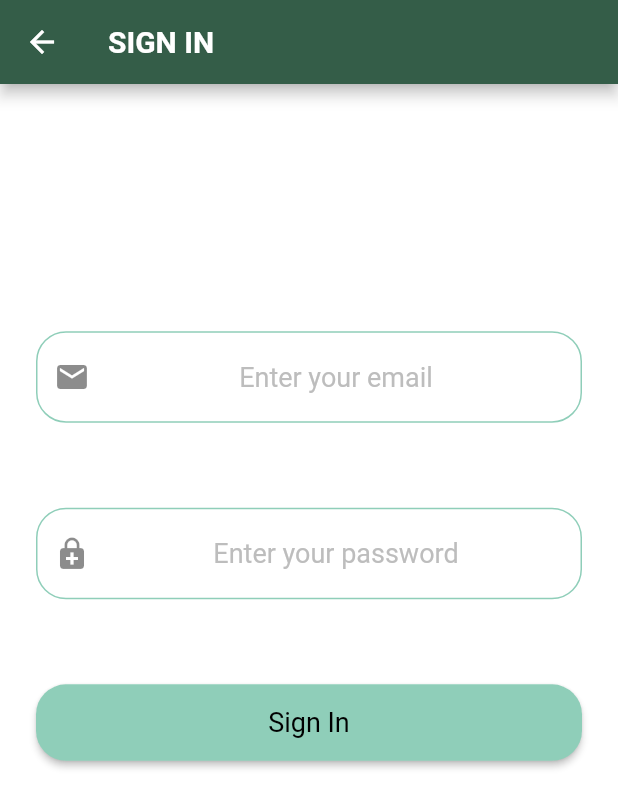
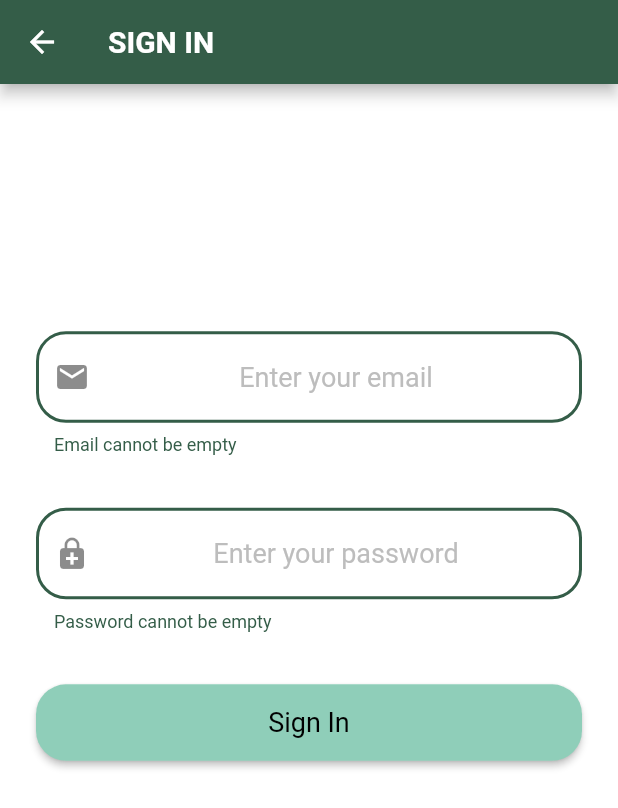
Before and after one commit to luzhangtina/greatapp, a Flutter app: the PhoneSignInScreen screen opened by its route, after a tap on "Sign In", on a phone screen of 412 x 824 dp. Shown: the top 808 px of the screen. Run offline on Flutter 3.47's test engine with Material 2 defaults, Android fonts, the phone set to English and light mode, and no system bars.

Commit message:
add email and password validation

```diff
--- a/lib/screens/phone/phoneSignInScreen.dart
+++ b/lib/screens/phone/phoneSignInScreen.dart
@@ -1,5 +1,6 @@
 import 'dart:ui';
 import 'package:flutter/material.dart';
+import 'package:greatapp/util/constColors.dart';
 import 'package:greatapp/util/constPadding.dart';
 import 'package:greatapp/util/constStrings.dart';
 
@@ -12,6 +13,16 @@ class PhoneSignInScreen extends StatefulWidget {
 
 class _PhoneSignInScreenState extends State<PhoneSignInScreen> {
   static final GlobalKey<FormState> _formKey = GlobalKey<FormState>();
+  String _email;
+  String _password;
+
+  void validateAndSave() {
+    final FormState form = _formKey.currentState;
+    if (form.validate()) {
+      form.save();
+      print(_email + ' ' + _password);
+    }
+  }
 
   @override
   Widget build(BuildContext context) {
@@ -38,9 +49,23 @@ class _PhoneSignInScreenState extends State<PhoneSignInScreen> {
                     prefixIcon: Icon(
                       Icons.email,
                     ),
+                    errorStyle: TextStyle(color: ConstColors.kErrorTextColor),
+                    errorBorder: OutlineInputBorder(
+                      borderSide: BorderSide(
+                        color: ConstColors.kErrorBorderColor,
+                        width: 2.0,
+                      ),
+                      borderRadius: const BorderRadius.all(Radius.circular(
+                        20.0,
+                      )),
+                    ),
                   ),
                   textAlign: TextAlign.center,
                   keyboardType: TextInputType.emailAddress,
+                  validator: (String value) {
+                    return value.isEmpty ? 'Email cannot be empty' : null;
+                  },
+                  onSaved: (String value) => _email = value,
                 ),
               ),
               SizedBox(
@@ -51,15 +76,29 @@ class _PhoneSignInScreenState extends State<PhoneSignInScreen> {
                     prefixIcon: Icon(
                       Icons.enhanced_encryption,
                     ),
+                    errorStyle: TextStyle(color: ConstColors.kErrorTextColor),
+                    errorBorder: OutlineInputBorder(
+                      borderSide: BorderSide(
+                        color: ConstColors.kErrorBorderColor,
+                        width: 2.0,
+                      ),
+                      borderRadius: const BorderRadius.all(Radius.circular(
+                        20.0,
+                      )),
+                    ),
                   ),
                   obscureText: true,
                   textAlign: TextAlign.center,
                   keyboardType: TextInputType.visiblePassword,
+                  validator: (String value) {
+                    return value.isEmpty ? 'Password cannot be empty' : null;
+                  },
+                  onSaved: (String value) => _password = value,
                 ),
               ),
               RaisedButton(
                 onPressed: () {
-                  // TODO: signIn
+                  validateAndSave();
                 },
                 child: Text(
                   ConstStrings.kSignIn,
--- a/lib/screens/phone/phoneSignUpScreen.dart
+++ b/lib/screens/phone/phoneSignUpScreen.dart
@@ -1,6 +1,5 @@
 import 'package:flutter/material.dart';
 import 'package:greatapp/util/constPadding.dart';
-import 'package:greatapp/util/constSizedBoxes.dart';
 import 'package:greatapp/util/constStrings.dart';
 
 class PhoneSignUpScreen extends StatefulWidget {
@@ -66,7 +65,6 @@ class _PhoneSignUpScreenState extends State<PhoneSignUpScreen> {
                   textAlign: TextAlign.center,
                 ),
               ),
-              ConstSizedBoxes.kSizedBox30,
               RaisedButton(
                 onPressed: () {
                   // TODO: signUp
--- a/lib/util/constColors.dart
+++ b/lib/util/constColors.dart
@@ -33,6 +33,8 @@ class ConstColors {
   static const Color kInputBorderColor = Color(0xFF8FCEB9);
   static const Color kIconColor = Color(0xFF8FCEB9);
   static const Color kDisabledColor = Color(0xFFBDBDBD);
+  static const Color kErrorBorderColor = kDarkGreen;
+  static const Color kErrorTextColor = kDarkGreen;
 
   static const Color kLandingPageBKColor = kDarkGreen;
   static const Color kLandingPageSignUpButtonColor = kMacaroonGreen;
--- a/lib/util/custThemeData.dart
+++ b/lib/util/custThemeData.dart
@@ -57,6 +57,18 @@ class CustThemeData {
         borderRadius: BorderRadius.all(Radius.circular(
           20.0,
         )),
+      ),
+      errorBorder: OutlineInputBorder(
+        borderSide: BorderSide(
+          color: ConstColors.kErrorBorderColor,
+          width: 2.0,
+        ),
+        borderRadius: BorderRadius.all(Radius.circular(
+          20.0,
+        )),
+      ),
+      errorStyle: TextStyle(
+        color: ConstColors.kErrorTextColor,
       ),
     ),
     buttonTheme: ButtonThemeData(
@@ -171,5 +183,6 @@ class CustThemeData {
     iconTheme: IconThemeData(
       color: ConstColors.kIconColor,
     ),
+    errorColor: ConstColors.kErrorTextColor,
   );
 }
```
